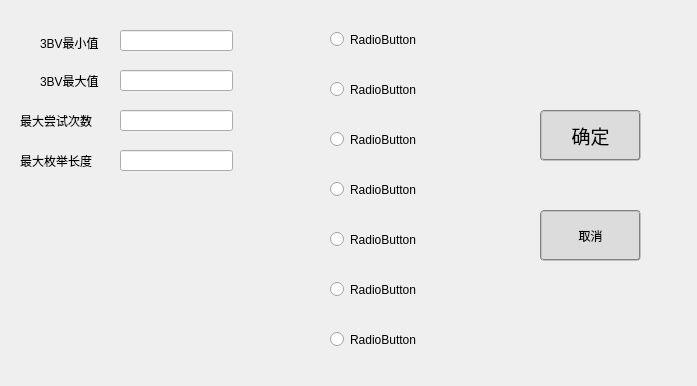
zjpAAA/Solvable-Minesweeper, file ui_gs.ui: the form before one commit.
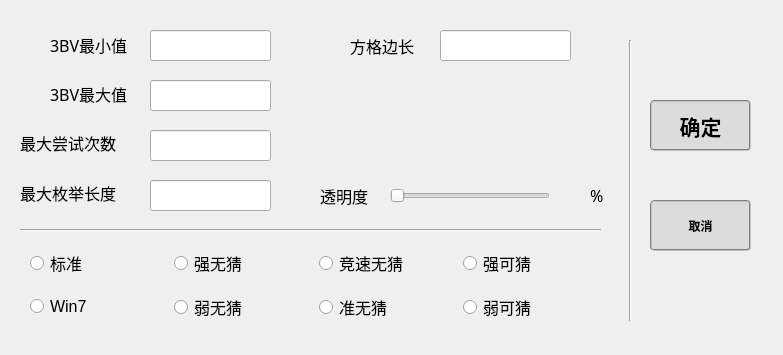
The form after the commit. Icons and pictures are not drawn.

Patch:
```diff
--- a/ui_gs.ui
+++ b/ui_gs.ui
@@ -6,8 +6,8 @@
    <rect>
     <x>0</x>
     <y>0</y>
-    <width>697</width>
-    <height>386</height>
+    <width>783</width>
+    <height>355</height>
    </rect>
   </property>
   <property name="windowTitle">
@@ -20,12 +20,18 @@
   <widget class="QLabel" name="label">
    <property name="geometry">
     <rect>
-     <x>40</x>
-     <y>65</y>
-     <width>81</width>
+     <x>50</x>
+     <y>78</y>
+     <width>111</width>
      <height>31</height>
     </rect>
    </property>
+   <property name="font">
+    <font>
+     <family>黑体</family>
+     <pointsize>12</pointsize>
+    </font>
+   </property>
    <property name="text">
     <string>3BV最大值</string>
    </property>
@@ -39,12 +45,18 @@
   <widget class="QLabel" name="label_2">
    <property name="geometry">
     <rect>
-     <x>40</x>
-     <y>35</y>
-     <width>72</width>
-     <height>15</height>
+     <x>50</x>
+     <y>29</y>
+     <width>111</width>
+     <height>31</height>
     </rect>
    </property>
+   <property name="font">
+    <font>
+     <family>黑体</family>
+     <pointsize>12</pointsize>
+    </font>
+   </property>
    <property name="text">
     <string>3BV最小值</string>
    </property>
@@ -53,11 +65,17 @@
    <property name="geometry">
     <rect>
      <x>20</x>
-     <y>105</y>
-     <width>101</width>
+     <y>127</y>
+     <width>131</width>
      <height>31</height>
     </rect>
    </property>
+   <property name="font">
+    <font>
+     <family>黑体</family>
+     <pointsize>12</pointsize>
+    </font>
+   </property>
    <property name="text">
     <string>最大尝试次数</string>
    </property>
@@ -72,11 +90,17 @@
    <property name="geometry">
     <rect>
      <x>20</x>
-     <y>145</y>
-     <width>91</width>
+     <y>177</y>
+     <width>151</width>
      <height>31</height>
     </rect>
    </property>
+   <property name="font">
+    <font>
+     <family>黑体</family>
+     <pointsize>12</pointsize>
+    </font>
+   </property>
    <property name="text">
     <string>最大枚举长度</string>
    </property>
@@ -90,24 +114,24 @@
   <widget class="QPushButton" name="pushButton">
    <property name="geometry">
     <rect>
-     <x>540</x>
-     <y>110</y>
+     <x>650</x>
+     <y>100</y>
      <width>101</width>
      <height>51</height>
     </rect>
    </property>
    <property name="font">
     <font>
-     <family>宋体</family>
-     <pointsize>14</pointsize>
-     <weight>50</weight>
+     <family>黑体</family>
+     <pointsize>16</pointsize>
+     <weight>75</weight>
      <italic>false</italic>
-     <bold>false</bold>
+     <bold>true</bold>
     </font>
    </property>
    <property name="styleSheet">
-    <string notr="true">font: 14pt &quot;宋体&quot;;border-radius:4px;border:2px groove gray;
-background-color: rgb(220, 220, 220);</string>
+    <string notr="true">font: 16pt &quot;黑体&quot;;border-radius:4px;border:2px groove gray;
+background-color: rgb(220, 220, 220);font: bold</string>
    </property>
    <property name="text">
     <string>确定</string>
@@ -115,19 +139,22 @@
    <property name="autoDefault">
     <bool>false</bool>
    </property>
+   <property name="flat">
+    <bool>false</bool>
+   </property>
   </widget>
   <widget class="QPushButton" name="pushButton_2">
    <property name="geometry">
     <rect>
-     <x>540</x>
-     <y>210</y>
+     <x>650</x>
+     <y>200</y>
      <width>101</width>
      <height>51</height>
     </rect>
    </property>
    <property name="styleSheet">
-    <string notr="true">font: 14pt &quot;宋体&quot;;border-radius:4px;border:2px groove gray;
-background-color: rgb(220, 220, 220);</string>
+    <string notr="true">font: 16pt &quot;黑体&quot;;border-radius:4px;border:2px groove gray;
+background-color: rgb(220, 220, 220);font: bold</string>
    </property>
    <property name="text">
     <string>取消</string>
@@ -136,12 +163,18 @@
   <widget class="QLineEdit" name="lineEdit">
    <property name="geometry">
     <rect>
-     <x>120</x>
+     <x>150</x>
      <y>30</y>
-     <width>113</width>
-     <height>21</height>
+     <width>121</width>
+     <height>31</height>
     </rect>
    </property>
+   <property name="font">
+    <font>
+     <family>Arial</family>
+     <pointsize>12</pointsize>
+    </font>
+   </property>
    <property name="text">
     <string/>
    </property>
@@ -149,122 +182,334 @@
   <widget class="QLineEdit" name="lineEdit_2">
    <property name="geometry">
     <rect>
-     <x>120</x>
-     <y>70</y>
-     <width>113</width>
-     <height>21</height>
-    </rect>
-   </property>
-  </widget>
-  <widget class="QLineEdit" name="lineEdit_3">
-   <property name="geometry">
-    <rect>
-     <x>120</x>
-     <y>110</y>
-     <width>113</width>
-     <height>21</height>
-    </rect>
-   </property>
-  </widget>
-  <widget class="QLineEdit" name="lineEdit_4">
-   <property name="geometry">
-    <rect>
-     <x>120</x>
-     <y>150</y>
-     <width>113</width>
-     <height>21</height>
-    </rect>
-   </property>
-  </widget>
-  <widget class="QRadioButton" name="radioButton">
-   <property name="geometry">
-    <rect>
-     <x>330</x>
-     <y>30</y>
-     <width>115</width>
-     <height>19</height>
-    </rect>
-   </property>
-   <property name="text">
-    <string>RadioButton</string>
-   </property>
-  </widget>
-  <widget class="QRadioButton" name="radioButton_2">
-   <property name="geometry">
-    <rect>
-     <x>330</x>
+     <x>150</x>
      <y>80</y>
-     <width>115</width>
-     <height>19</height>
+     <width>121</width>
+     <height>31</height>
     </rect>
    </property>
-   <property name="text">
-    <string>RadioButton</string>
+   <property name="font">
+    <font>
+     <family>Arial</family>
+     <pointsize>12</pointsize>
+    </font>
    </property>
   </widget>
-  <widget class="QRadioButton" name="radioButton_3">
+  <widget class="QLineEdit" name="lineEdit_3">
    <property name="geometry">
     <rect>
-     <x>330</x>
+     <x>150</x>
      <y>130</y>
-     <width>115</width>
-     <height>19</height>
+     <width>121</width>
+     <height>31</height>
     </rect>
    </property>
-   <property name="text">
-    <string>RadioButton</string>
+   <property name="font">
+    <font>
+     <family>Arial</family>
+     <pointsize>12</pointsize>
+    </font>
    </property>
   </widget>
-  <widget class="QRadioButton" name="radioButton_4">
+  <widget class="QLineEdit" name="lineEdit_4">
    <property name="geometry">
     <rect>
-     <x>330</x>
+     <x>150</x>
      <y>180</y>
-     <width>115</width>
-     <height>19</height>
+     <width>121</width>
+     <height>31</height>
     </rect>
    </property>
+   <property name="font">
+    <font>
+     <family>Arial</family>
+     <pointsize>12</pointsize>
+    </font>
+   </property>
+  </widget>
+  <widget class="QLineEdit" name="lineEdit_5">
+   <property name="geometry">
+    <rect>
+     <x>440</x>
+     <y>30</y>
+     <width>131</width>
+     <height>31</height>
+    </rect>
+   </property>
+   <property name="font">
+    <font>
+     <family>Arial</family>
+     <pointsize>12</pointsize>
+     <weight>50</weight>
+     <bold>false</bold>
+    </font>
+   </property>
+  </widget>
+  <widget class="Line" name="line">
+   <property name="geometry">
+    <rect>
+     <x>620</x>
+     <y>40</y>
+     <width>20</width>
+     <height>281</height>
+    </rect>
+   </property>
+   <property name="orientation">
+    <enum>Qt::Vertical</enum>
+   </property>
+  </widget>
+  <widget class="Line" name="line_2">
+   <property name="geometry">
+    <rect>
+     <x>20</x>
+     <y>220</y>
+     <width>581</width>
+     <height>20</height>
+    </rect>
+   </property>
+   <property name="orientation">
+    <enum>Qt::Horizontal</enum>
+   </property>
+  </widget>
+  <widget class="QWidget" name="layoutWidget">
+   <property name="geometry">
+    <rect>
+     <x>30</x>
+     <y>240</y>
+     <width>571</width>
+     <height>91</height>
+    </rect>
+   </property>
+   <layout class="QGridLayout" name="gridLayout">
+    <item row="0" column="0">
+     <widget class="QRadioButton" name="radioButton">
+      <property name="font">
+       <font>
+        <family>黑体</family>
+        <pointsize>12</pointsize>
+       </font>
+      </property>
+      <property name="text">
+       <string>标准</string>
+      </property>
+     </widget>
+    </item>
+    <item row="0" column="3">
+     <widget class="QRadioButton" name="radioButton_7">
+      <property name="font">
+       <font>
+        <family>黑体</family>
+        <pointsize>12</pointsize>
+       </font>
+      </property>
+      <property name="text">
+       <string>强可猜</string>
+      </property>
+     </widget>
+    </item>
+    <item row="1" column="1">
+     <widget class="QRadioButton" name="radioButton_4">
+      <property name="font">
+       <font>
+        <family>黑体</family>
+        <pointsize>12</pointsize>
+       </font>
+      </property>
+      <property name="text">
+       <string>弱无猜</string>
+      </property>
+     </widget>
+    </item>
+    <item row="0" column="2">
+     <widget class="QRadioButton" name="radioButton_5">
+      <property name="font">
+       <font>
+        <family>黑体</family>
+        <pointsize>12</pointsize>
+       </font>
+      </property>
+      <property name="text">
+       <string>竞速无猜</string>
+      </property>
+     </widget>
+    </item>
+    <item row="1" column="3">
+     <widget class="QRadioButton" name="radioButton_8">
+      <property name="font">
+       <font>
+        <family>黑体</family>
+        <pointsize>12</pointsize>
+       </font>
+      </property>
+      <property name="text">
+       <string>弱可猜</string>
+      </property>
+     </widget>
+    </item>
+    <item row="1" column="0">
+     <widget class="QRadioButton" name="radioButton_2">
+      <property name="font">
+       <font>
+        <family>Arial</family>
+        <pointsize>12</pointsize>
+       </font>
+      </property>
+      <property name="text">
+       <string>Win7</string>
+      </property>
+     </widget>
+    </item>
+    <item row="0" column="1">
+     <widget class="QRadioButton" name="radioButton_3">
+      <property name="font">
+       <font>
+        <family>黑体</family>
+        <pointsize>12</pointsize>
+       </font>
+      </property>
+      <property name="text">
+       <string>强无猜</string>
+      </property>
+     </widget>
+    </item>
+    <item row="1" column="2">
+     <widget class="QRadioButton" name="radioButton_6">
+      <property name="font">
+       <font>
+        <family>黑体</family>
+        <pointsize>12</pointsize>
+       </font>
+      </property>
+      <property name="text">
+       <string>准无猜</string>
+      </property>
+     </widget>
+    </item>
+   </layout>
+  </widget>
+  <widget class="QLabel" name="label_6">
+   <property name="geometry">
+    <rect>
+     <x>350</x>
+     <y>30</y>
+     <width>91</width>
+     <height>31</height>
+    </rect>
+   </property>
+   <property name="font">
+    <font>
+     <family>黑体</family>
+     <pointsize>12</pointsize>
+    </font>
+   </property>
    <property name="text">
-    <string>RadioButton</string>
+    <string>方格边长</string>
    </property>
+   <property name="scaledContents">
+    <bool>false</bool>
+   </property>
+   <property name="wordWrap">
+    <bool>false</bool>
+   </property>
   </widget>
-  <widget class="QRadioButton" name="radioButton_5">
+  <widget class="QSlider" name="horizontalSlider">
    <property name="geometry">
     <rect>
-     <x>330</x>
-     <y>230</y>
-     <width>115</width>
-     <height>19</height>
+     <x>390</x>
+     <y>185</y>
+     <width>160</width>
+     <height>22</height>
     </rect>
    </property>
+   <property name="maximum">
+    <number>100</number>
+   </property>
+   <property name="singleStep">
+    <number>1</number>
+   </property>
+   <property name="orientation">
+    <enum>Qt::Horizontal</enum>
+   </property>
+  </widget>
+  <widget class="QLabel" name="label_5">
+   <property name="geometry">
+    <rect>
+     <x>320</x>
+     <y>180</y>
+     <width>71</width>
+     <height>31</height>
+    </rect>
+   </property>
+   <property name="font">
+    <font>
+     <family>黑体</family>
+     <pointsize>12</pointsize>
+    </font>
+   </property>
    <property name="text">
-    <string>RadioButton</string>
+    <string>透明度</string>
    </property>
+   <property name="scaledContents">
+    <bool>false</bool>
+   </property>
+   <property name="wordWrap">
+    <bool>false</bool>
+   </property>
   </widget>
-  <widget class="QRadioButton" name="radioButton_6">
+  <widget class="QLabel" name="label_7">
    <property name="geometry">
     <rect>
-     <x>330</x>
-     <y>280</y>
-     <width>115</width>
-     <height>19</height>
+     <x>545</x>
+     <y>180</y>
+     <width>41</width>
+     <height>31</height>
     </rect>
    </property>
+   <property name="font">
+    <font>
+     <family>黑体</family>
+     <pointsize>12</pointsize>
+    </font>
+   </property>
+   <property name="layoutDirection">
+    <enum>Qt::LeftToRight</enum>
+   </property>
    <property name="text">
-    <string>RadioButton</string>
+    <string/>
    </property>
+   <property name="scaledContents">
+    <bool>false</bool>
+   </property>
+   <property name="alignment">
+    <set>Qt::AlignRight|Qt::AlignTrailing|Qt::AlignVCenter</set>
+   </property>
+   <property name="wordWrap">
+    <bool>false</bool>
+   </property>
   </widget>
-  <widget class="QRadioButton" name="radioButton_7">
+  <widget class="QLabel" name="label_8">
    <property name="geometry">
     <rect>
-     <x>330</x>
-     <y>330</y>
-     <width>115</width>
-     <height>19</height>
+     <x>590</x>
+     <y>180</y>
+     <width>21</width>
+     <height>31</height>
     </rect>
    </property>
+   <property name="font">
+    <font>
+     <family>黑体</family>
+     <pointsize>12</pointsize>
+    </font>
+   </property>
    <property name="text">
-    <string>RadioButton</string>
+    <string>%</string>
+   </property>
+   <property name="scaledContents">
+    <bool>false</bool>
+   </property>
+   <property name="wordWrap">
+    <bool>false</bool>
    </property>
   </widget>
  </widget>
```
Left out of the diff: 25 changed lines with no effect on the pictures.
